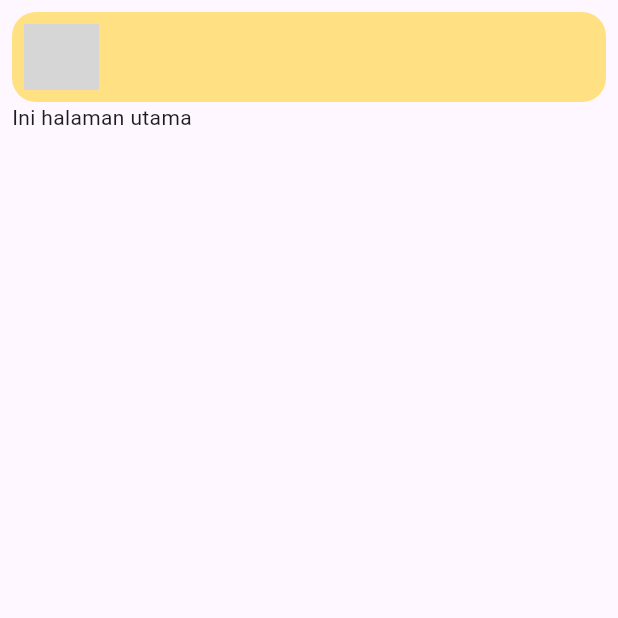
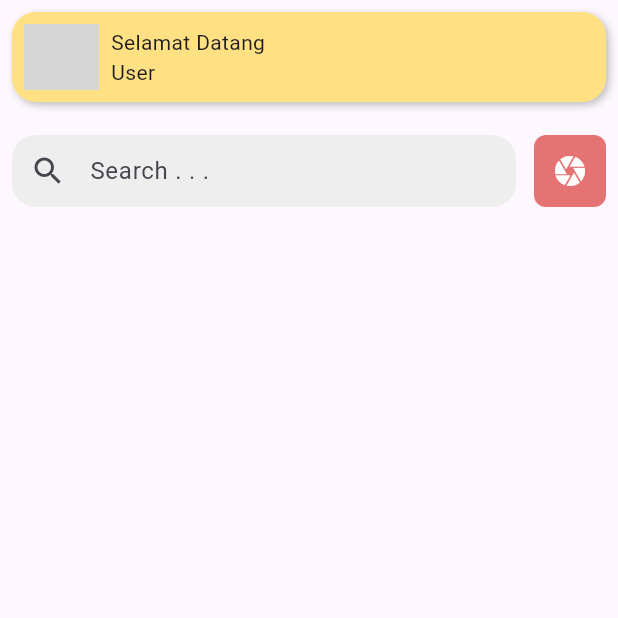
Before and after one commit to putradotid/UI_flutter, a Flutter app: the screen it shows after launch, on a phone screen of 412 x 824 dp, the top half of it. Run offline on Flutter 3.47's test engine with Material 3 defaults, Android fonts, the phone set to English and light mode, and no system bars; network calls fail; grey boxes are pictures that could not be loaded.

Commit message:
membuat widget pencarian

```diff
--- a/lib/screens/halaman_utama.dart
+++ b/lib/screens/halaman_utama.dart
@@ -1,4 +1,5 @@
 import 'package:flutter/material.dart';
+import 'package:responsive/widgets/pencarian.dart';
 import 'package:responsive/widgets/selamat_datang.dart';
 
 class HalamanUtama extends StatelessWidget {
@@ -12,7 +13,7 @@ class HalamanUtama extends StatelessWidget {
         child: ListView(
           children: [
             SelamatDatang(),
-            Text("Ini halaman utama"),
+            Pencarian(),
           ],
         ),
       ),
--- /dev/null
+++ b/lib/widgets/pencarian.dart
@@ -0,0 +1,41 @@
+import 'package:flutter/material.dart';
+
+class Pencarian extends StatelessWidget {
+  const Pencarian({super.key});
+
+  @override
+  Widget build(BuildContext context) {
+    return Padding(
+      padding: const EdgeInsets.only(top: 16),
+      child: SizedBox(
+        height: 60,
+        width: double.infinity,
+        child: Row(
+          children: [
+            Expanded(child: Container(
+              decoration: BoxDecoration(
+                color: Colors.grey.shade200,
+                borderRadius: BorderRadius.circular(16)
+              ),
+              child: TextField(
+                decoration: InputDecoration(
+                  border: InputBorder.none,
+                  prefixIcon: Icon(Icons.search),
+                  hintText: "Search . . .",
+                  contentPadding: EdgeInsets.only(top: 12)
+                ),
+              ),
+            )),
+            const SizedBox(width: 12),
+            Container(
+              decoration: BoxDecoration(
+                color: Colors.red.shade300,
+                borderRadius: BorderRadius.circular(8),
+              ),
+              child: IconButton(onPressed: () {}, icon: Icon(Icons.camera, color: Colors.white,))),
+          ],
+        ),
+      ),
+    );
+  }
+}
--- a/lib/widgets/selamat_datang.dart
+++ b/lib/widgets/selamat_datang.dart
@@ -10,7 +10,14 @@ class SelamatDatang extends StatelessWidget {
       width: double.infinity,
       decoration: BoxDecoration(
         color: Colors.amber.shade200,
-        borderRadius: BorderRadius.circular(16)
+        borderRadius: BorderRadius.circular(16),
+        boxShadow: [
+          BoxShadow(
+            color: Colors.grey.shade400,
+            blurRadius: 4,
+            offset: Offset(2, 2)
+          )
+        ]
       ),
       child: Row(
         children: [
@@ -24,6 +31,14 @@ class SelamatDatang extends StatelessWidget {
                 image: DecorationImage(image: NetworkImage("https://picsum.photos/201"))
               ),
             ),
+          ),
+          Column(
+            mainAxisAlignment: MainAxisAlignment.center,
+            crossAxisAlignment: CrossAxisAlignment.start,
+            children: [
+              Text("Selamat Datang"),
+              Text("User")
+            ],
           )
         ],
       ),
```
Also changed, not shown: pubspec.lock.
